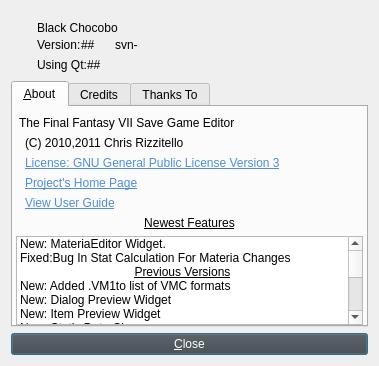
Before: the Qt Designer form about.ui in sithlord48/blackchocobo, drawn with Qt 5.
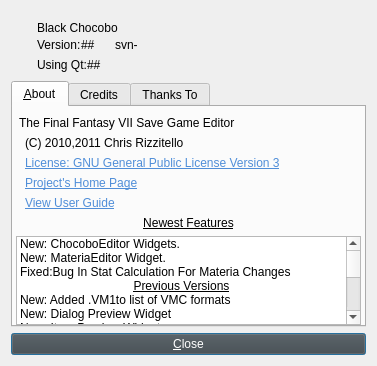
After: the same form once the commit is applied. Icons and pictures are not drawn.

The edit to the form file:
```diff
--- a/about.ui
+++ b/about.ui
@@ -9,7 +9,7 @@
    <rect>
     <x>0</x>
     <y>0</y>
-    <width>379</width>
+    <width>377</width>
     <height>366</height>
    </rect>
   </property>
@@ -452,6 +452,11 @@
          <property name="wordWrap">
           <bool>true</bool>
          </property>
+         <item>
+          <property name="text">
+           <string>New: ChocoboEditor Widgets.</string>
+          </property>
+         </item>
          <item>
           <property name="text">
            <string>New: MateriaEditor Widget.</string>
```
